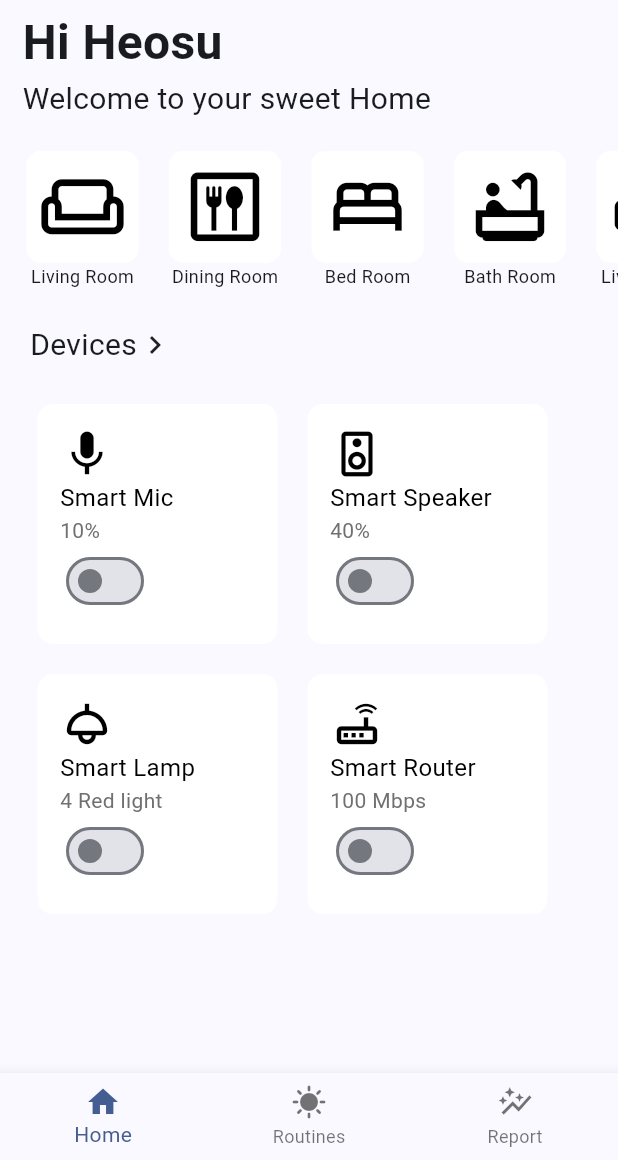
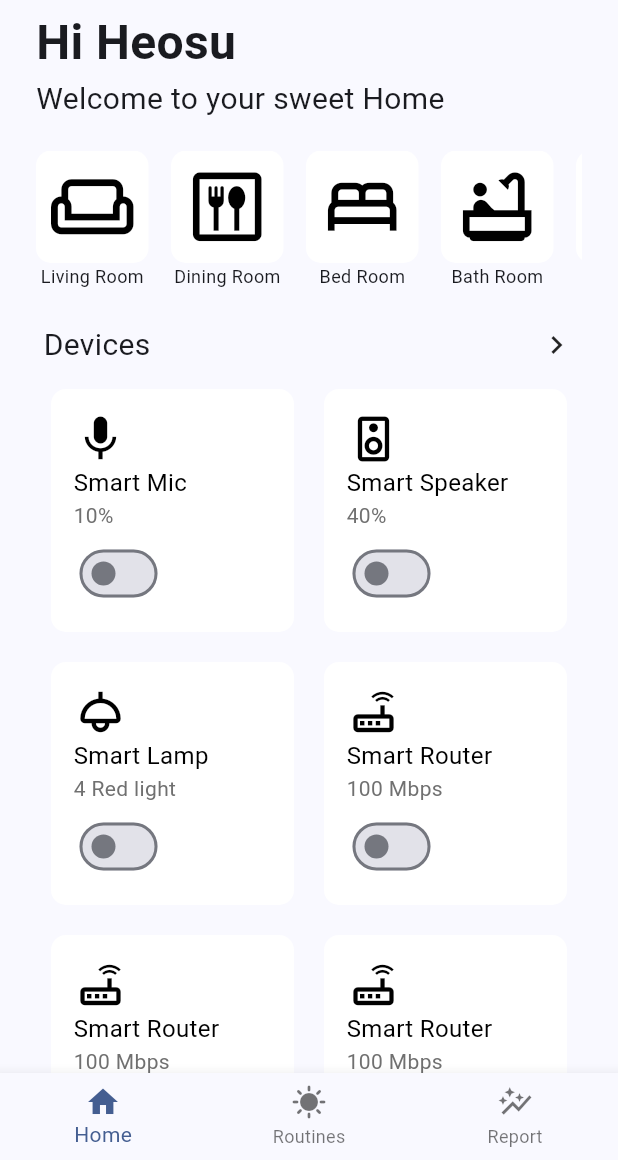
Before and after one commit to wlgggy/smarthome, a Flutter app: the screen it shows after launch, on a phone screen of 412 x 824 dp, the part 76-1236 px from its top. Run offline on Flutter 3.47's test engine with Material 3 defaults, Android fonts, the phone set to English and light mode, and no system bars.

Commit message:
★[update] : home_view code★

```diff
--- a/lib/ui/view/home/card_widget.dart
+++ b/lib/ui/view/home/card_widget.dart
@@ -31,11 +31,12 @@ class CardWidgetState extends State<CardWidget> {
         color: _isSwitch ? Color.fromARGB(255, 4, 30, 58) : Colors.white,
         borderRadius: BorderRadius.circular(10),
       ),
-      padding: EdgeInsets.all(15),
+      padding: EdgeInsets.only(left: 15),
       margin: EdgeInsets.all(10),
       child: Column(
         crossAxisAlignment: CrossAxisAlignment.start,
         children: [
+          Padding(padding: EdgeInsets.only(top: 15),),
           Icon(
             widget._icon,
             size: 36,
@@ -55,6 +56,7 @@ class CardWidgetState extends State<CardWidget> {
               color:Color.fromARGB(255, 112, 112, 112)
             ),
           ),
+          Padding(padding: EdgeInsets.only(bottom: 5)),
           Switch(
             value: _isSwitch,
             onChanged: (isChecked) {
--- a/lib/ui/view/home/home_view.dart
+++ b/lib/ui/view/home/home_view.dart
@@ -15,14 +15,23 @@ class HomeView extends StatefulWidget {
 class HomeViewState extends State<HomeView> {
   @override
   Widget build(BuildContext context) {
-    return Scaffold(
-      body: Container(
-        padding: EdgeInsets.only(left: 15),
+    return FullSizedBox(
+      child: Container(
+        padding: EdgeInsets.symmetric(horizontal: 24),
+        child: CustomScrollView(
+          slivers: [
+            SliverToBoxAdapter(
+              child: Column(
+                children: [
+                  Container(
                     child: Column(
                       crossAxisAlignment: CrossAxisAlignment.start,
                       spacing: 10,
                       children: [
-            Container(child: HeaderTitle(mainText: 'Hi Heosu', subText: 'Welcome to your sweet Home')),
+                        HeaderTitle(
+                          mainText: 'Hi Heosu',
+                          subText: 'Welcome to your sweet Home',
+                        ),
                         SingleChildScrollView(
                           scrollDirection: Axis.horizontal,
                           child: Row(
@@ -54,33 +63,28 @@ class HomeViewState extends State<HomeView> {
                         Container(
                           margin: EdgeInsets.all(5),
                           child: Row(
+                            mainAxisAlignment: MainAxisAlignment.spaceBetween,
                             children: [
                               Text('Devices', style: TextStyle(fontSize: 20)),
                               Icon(Icons.chevron_right),
                             ],
                           ),
                         ),
-            SingleChildScrollView(
-              child: Row(
+                      ],
+                    ),
+                  ),
+                ],
+              ),
+            ),
+            SliverGrid.count(
+              crossAxisCount: 2,
               children: [
-                  Column(
-                    children: [
-                      Row(
-                        children: [
-                          CardWidget(
-                            icon: Icons.mic,
-                            name: 'Smart Mic',
-                            battery: '10%',
-                          ),
+                CardWidget(icon: Icons.mic, name: 'Smart Mic', battery: '10%'),
                 CardWidget(
                   icon: Icons.speaker_outlined,
                   name: 'Smart Speaker',
                   battery: '40%',
                 ),
-                        ],
-                      ),
-                      Row(
-                        children: [
                 CardWidget(
                   icon: Icons.light_outlined,
                   name: 'Smart Lamp',
@@ -90,13 +94,16 @@ class HomeViewState extends State<HomeView> {
                   icon: Icons.router_outlined,
                   name: 'Smart Router',
                   battery: '100 Mbps',
+                ),CardWidget(
+                  icon: Icons.router_outlined,
+                  name: 'Smart Router',
+                  battery: '100 Mbps',
+                ),CardWidget(
+                  icon: Icons.router_outlined,
+                  name: 'Smart Router',
+                  battery: '100 Mbps',
                 ),
               ],
-                      ),
-                    ],
-                  ),
-                ],
-              ),
             ),
           ],
         ),
--- a/lib/ui/view/home/icon_widget.dart
+++ b/lib/ui/view/home/icon_widget.dart
@@ -19,7 +19,7 @@ class IconWidgetState extends State<IconWidget> {
   @override
   Widget build(BuildContext context) {
     return Container(
-      width: 80,
+      width: 75,
       height: 100,
       child: Column(
         children: [
```
Lines whose indentation alone changed are shown as unchanged.
